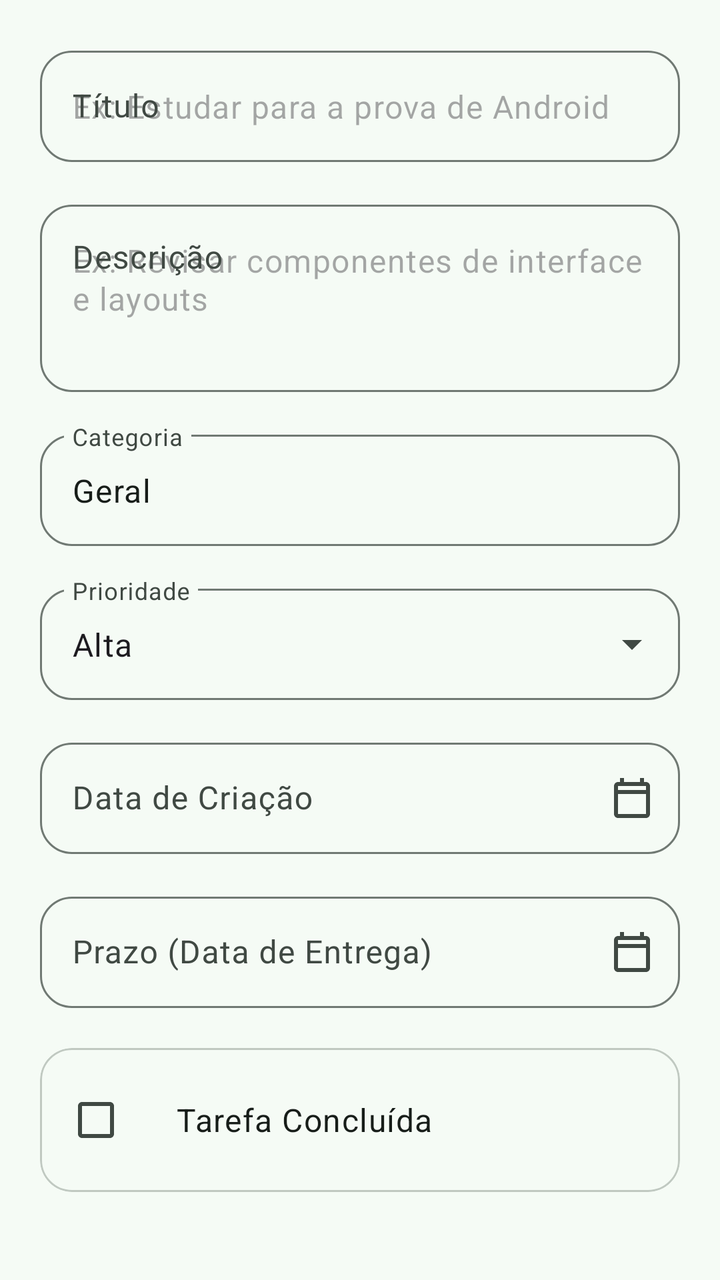
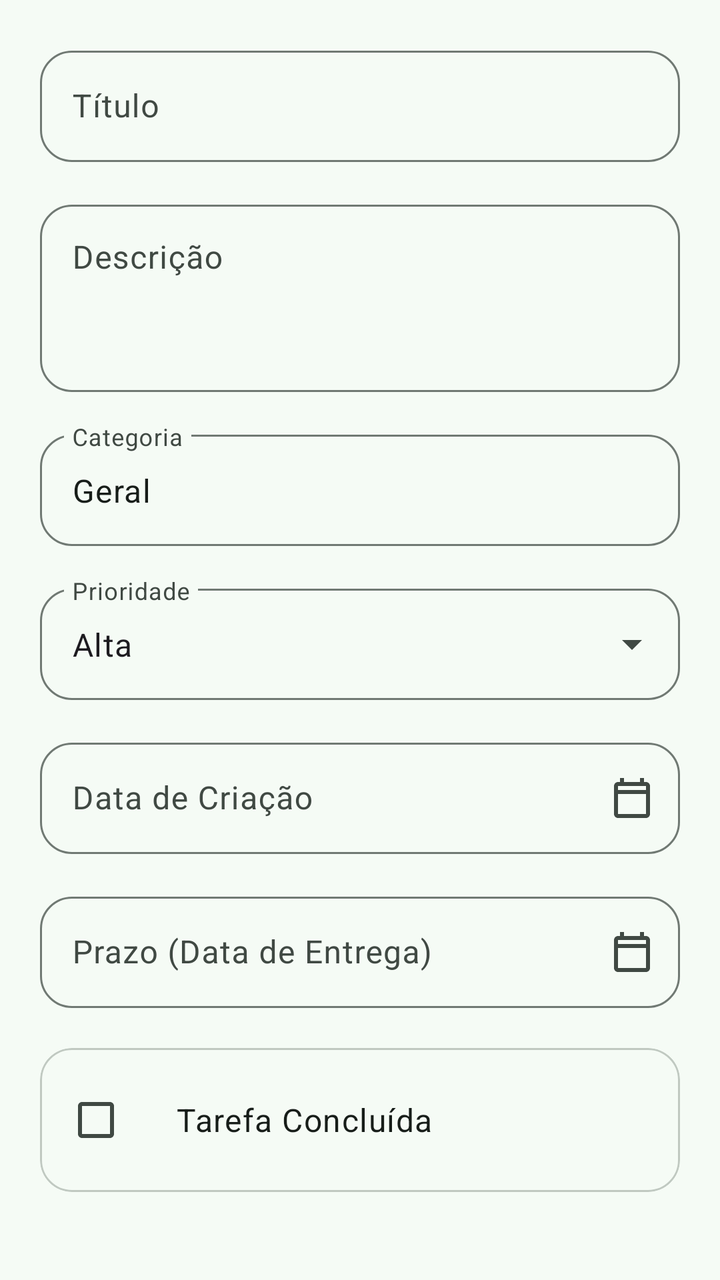

Compare the two renders of this Android layout. The source of the first and the diff that turns it into the second are given below.
<!-- AndroidManifest.xml: application theme Theme.Oficina_Android -->
<!-- res/layout/activity_task_create.xml -->
<?xml version="1.0" encoding="utf-8"?>
<androidx.coordinatorlayout.widget.CoordinatorLayout xmlns:android="http://schemas.android.com/apk/res/android"
    xmlns:app="http://schemas.android.com/apk/res-auto"
    xmlns:tools="http://schemas.android.com/tools"
    android:id="@+id/mainTaskCreate"
    android:layout_width="match_parent"
    android:layout_height="match_parent"
    tools:context=".AddTaskFragment">

    <androidx.core.widget.NestedScrollView
        android:layout_width="match_parent"
        android:layout_height="match_parent"
        android:fillViewport="true">

        <androidx.constraintlayout.widget.ConstraintLayout
            android:layout_width="match_parent"
            android:layout_height="wrap_content"
            android:padding="20dp">

            
            <com.google.android.material.textfield.TextInputLayout
                android:id="@+id/tilTitle"
                style="@style/Widget.Oficina_Android.CampoTexto"
                android:layout_width="0dp"
                android:layout_height="wrap_content"
                android:hint="@string/label_task_title"
                app:layout_constraintEnd_toEndOf="parent"
                app:layout_constraintStart_toStartOf="parent"
                app:layout_constraintTop_toTopOf="parent">

                <com.google.android.material.textfield.TextInputEditText
                    android:id="@+id/etTitle"
                    android:layout_width="match_parent"
                    android:layout_height="wrap_content"
                    android:inputType="textCapSentences"
                    android:hint="@string/hint_task_title" />
            </com.google.android.material.textfield.TextInputLayout>

            
            <com.google.android.material.textfield.TextInputLayout
                android:id="@+id/tilDescription"
                style="@style/Widget.Oficina_Android.CampoTexto"
                android:layout_width="0dp"
                android:layout_height="wrap_content"
                android:layout_marginTop="16dp"
                android:hint="@string/label_task_description"
                app:layout_constraintEnd_toEndOf="parent"
                app:layout_constraintStart_toStartOf="parent"
                app:layout_constraintTop_toBottomOf="@id/tilTitle">

                <com.google.android.material.textfield.TextInputEditText
                    android:id="@+id/etDescription"
                    android:layout_width="match_parent"
                    android:layout_height="wrap_content"
                    android:gravity="top|start"
                    android:inputType="textMultiLine"
                    android:lines="3"
                    android:hint="@string/hint_task_description" />
            </com.google.android.material.textfield.TextInputLayout>

            
            <com.google.android.material.textfield.TextInputLayout
                android:id="@+id/tilCategory"
                style="@style/Widget.Oficina_Android.CampoTexto"
                android:layout_width="0dp"
                android:layout_height="wrap_content"
                android:layout_marginTop="16dp"
                android:hint="@string/label_task_category"
                android:labelFor="@id/etCategory"
                app:layout_constraintEnd_toEndOf="parent"
                app:layout_constraintStart_toStartOf="parent"
                app:layout_constraintTop_toBottomOf="@id/tilDescription">

                <com.google.android.material.textfield.TextInputEditText
                    android:id="@+id/etCategory"
                    android:layout_width="match_parent"
                    android:layout_height="wrap_content"
                    android:inputType="textCapWords"
                    android:text="@string/category_general" />
            </com.google.android.material.textfield.TextInputLayout>

            
            <com.google.android.material.textfield.TextInputLayout
                android:id="@+id/tilPriority"
                style="@style/Widget.Material3.TextInputLayout.OutlinedBox.ExposedDropdownMenu"
                android:layout_width="0dp"
                android:layout_height="wrap_content"
                android:layout_marginTop="16dp"
                android:hint="@string/label_task_priority"
                app:boxCornerRadiusBottomEnd="16dp"
                app:boxCornerRadiusBottomStart="16dp"
                app:boxCornerRadiusTopEnd="16dp"
                app:boxCornerRadiusTopStart="16dp"
                app:layout_constraintEnd_toEndOf="parent"
                app:layout_constraintStart_toStartOf="parent"
                app:layout_constraintTop_toBottomOf="@id/tilCategory">

                <AutoCompleteTextView
                    android:id="@+id/actvPriority"
                    android:layout_width="match_parent"
                    android:layout_height="wrap_content"
                    android:hint="@string/label_task_priority"
                    android:inputType="none"
                    android:text="@string/priority_high" />
            </com.google.android.material.textfield.TextInputLayout>

            
            <com.google.android.material.textfield.TextInputLayout
                android:id="@+id/tilCreationDate"
                style="@style/Widget.Oficina_Android.CampoTexto"
                android:layout_width="0dp"
                android:layout_height="wrap_content"
                android:layout_marginTop="16dp"
                android:hint="@string/label_creation_date"
                android:labelFor="@id/etCreationDate"
                app:endIconDrawable="@drawable/ic_calendar"
                app:endIconMode="custom"
                app:layout_constraintEnd_toEndOf="parent"
                app:layout_constraintStart_toStartOf="parent"
                app:layout_constraintTop_toBottomOf="@id/tilPriority">

                <com.google.android.material.textfield.TextInputEditText
                    android:id="@+id/etCreationDate"
                    android:layout_width="match_parent"
                    android:layout_height="wrap_content"
                    android:clickable="true"
                    android:focusable="true"
                    android:inputType="none" />
            </com.google.android.material.textfield.TextInputLayout>

            
            <com.google.android.material.textfield.TextInputLayout
                android:id="@+id/tilDueDate"
                style="@style/Widget.Oficina_Android.CampoTexto"
                android:layout_width="0dp"
                android:layout_height="wrap_content"
                android:layout_marginTop="16dp"
                android:hint="@string/label_due_date"
                android:labelFor="@id/etDueDate"
                app:endIconDrawable="@drawable/ic_calendar"
                app:endIconMode="custom"
                app:layout_constraintEnd_toEndOf="parent"
                app:layout_constraintStart_toStartOf="parent"
                app:layout_constraintTop_toBottomOf="@id/tilCreationDate">

                <com.google.android.material.textfield.TextInputEditText
                    android:id="@+id/etDueDate"
                    android:layout_width="match_parent"
                    android:layout_height="wrap_content"
                    android:clickable="true"
                    android:focusable="true"
                    android:inputType="none" />
            </com.google.android.material.textfield.TextInputLayout>

            
            <com.google.android.material.card.MaterialCardView
                android:id="@+id/cardCompletion"
                style="@style/Widget.Material3.CardView.Outlined"
                android:layout_width="0dp"
                android:layout_height="wrap_content"
                android:layout_marginTop="20dp"
                app:cardCornerRadius="16dp"
                app:layout_constraintEnd_toEndOf="parent"
                app:layout_constraintStart_toStartOf="parent"
                app:layout_constraintTop_toBottomOf="@id/tilDueDate">

                <LinearLayout
                    android:layout_width="match_parent"
                    android:layout_height="wrap_content"
                    android:gravity="center_vertical"
                    android:orientation="horizontal"
                    android:padding="12dp">

                    <CheckBox
                        android:id="@+id/cbCompleted"
                        android:layout_width="wrap_content"
                        android:layout_height="wrap_content"
                        android:checked="false" />

                    <TextView
                        android:layout_width="wrap_content"
                        android:layout_height="wrap_content"
                        android:layout_marginStart="8dp"
                        android:text="@string/checkbox_completed"
                        android:textAppearance="?attr/textAppearanceBodyLarge"
                        android:textColor="?attr/colorOnSurface" />
                </LinearLayout>
            </com.google.android.material.card.MaterialCardView>

            
            <Button
                android:id="@+id/btnSaveTask"
                style="@style/Widget.Oficina_Android.Botao"
                android:layout_width="0dp"
                android:layout_height="wrap_content"
                android:layout_marginTop="28dp"
                android:text="@string/btn_save_task"
                app:layout_constraintEnd_toEndOf="parent"
                app:layout_constraintStart_toStartOf="parent"
                app:layout_constraintTop_toBottomOf="@id/cardCompletion" />

        </androidx.constraintlayout.widget.ConstraintLayout>
    </androidx.core.widget.NestedScrollView>

</androidx.coordinatorlayout.widget.CoordinatorLayout>
<!-- resources referenced by this layout -->
<resources>
  <string name="btn_save_task">Cadastrar Tarefa</string>
  <string name="category_general">Geral</string>
  <string name="checkbox_completed">Tarefa Concluída</string>
  <string name="hint_task_description">Ex: Revisar componentes de interface e layouts</string>
  <string name="hint_task_title">Ex: Estudar para a prova de Android</string>
  <string name="label_creation_date">Data de Criação</string>
  <string name="label_due_date">Prazo (Data de Entrega)</string>
  <string name="label_task_category">Categoria</string>
  <string name="label_task_description">Descrição</string>
  <string name="label_task_priority">Prioridade</string>
  <string name="label_task_title">Título</string>
  <string name="priority_high">Alta</string>
  <style name="TextAppearance.Oficina_Android.Rotulo" parent="TextAppearance.Material3.LabelLarge">
          <item name="android:fontFamily">@font/poppins_medium</item>
          <item name="fontFamily">@font/poppins_medium</item>
      </style>
  <style name="TextAppearance.Oficina_Android.TituloGrande" parent="TextAppearance.Material3.HeadlineMedium">
          <item name="android:fontFamily">@font/poppins_semibold</item>
          <item name="fontFamily">@font/poppins_semibold</item>
      </style>
  <style name="TextAppearance.Oficina_Android.Titulo" parent="TextAppearance.Material3.HeadlineSmall">
          <item name="android:fontFamily">@font/poppins_semibold</item>
          <item name="fontFamily">@font/poppins_semibold</item>
      </style>
  <style name="TextAppearance.Oficina_Android.Subtitulo" parent="TextAppearance.Material3.TitleMedium">
          <item name="android:fontFamily">@font/poppins_medium</item>
          <item name="fontFamily">@font/poppins_medium</item>
      </style>
  <color name="md_theme_light_primary">#226A4C</color>
  <color name="md_theme_light_on_primary">#FFFFFF</color>
  <color name="md_theme_light_primary_container">#AAF2CB</color>
  <color name="md_theme_light_on_primary_container">#005236</color>
  <color name="md_theme_light_secondary">#4D6357</color>
  <color name="md_theme_light_on_secondary">#FFFFFF</color>
  <color name="md_theme_light_secondary_container">#D0E8D8</color>
  <color name="md_theme_light_on_secondary_container">#364B3F</color>
  <color name="md_theme_light_tertiary">#3D6473</color>
  <color name="md_theme_light_on_tertiary">#FFFFFF</color>
  <color name="md_theme_light_tertiary_container">#C0E9FA</color>
  <color name="md_theme_light_on_tertiary_container">#244C5A</color>
  <color name="md_theme_light_error">#BA1A1A</color>
  <color name="md_theme_light_on_error">#FFFFFF</color>
  <color name="md_theme_light_error_container">#FFDAD6</color>
  <color name="md_theme_light_on_error_container">#93000A</color>
  <color name="md_theme_light_background">#F5FBF5</color>
  <color name="md_theme_light_on_background">#171D19</color>
  <color name="md_theme_light_surface">#F5FBF5</color>
  <color name="md_theme_light_on_surface">#171D19</color>
  <color name="md_theme_light_surface_variant">#DCE5DD</color>
  <color name="md_theme_light_on_surface_variant">#404943</color>
  <color name="md_theme_light_outline">#707973</color>
  <color name="md_theme_light_outline_variant">#C0C9C1</color>
  <color name="md_theme_light_surface_container_lowest">#FFFFFF</color>
  <color name="md_theme_light_surface_container_low">#F0F5EF</color>
  <color name="md_theme_light_surface_container">#EAEFE9</color>
  <color name="md_theme_light_surface_container_high">#E4EAE4</color>
  <color name="md_theme_light_surface_container_highest">#DEE4DE</color>
  <color name="md_theme_light_inverse_surface">#2C322E</color>
  <color name="md_theme_light_inverse_on_surface">#EDF2EC</color>
  <color name="md_theme_light_inverse_primary">#8ED5B0</color>
  <!-- unchanged entries left out for length: 5 -->
</resources>

<!-- the commit's change to res/layout/activity_task_create.xml (unified diff, before → after) -->
@@ -24,6 +24,7 @@
                 android:layout_width="0dp"
                 android:layout_height="wrap_content"
                 android:hint="@string/label_task_title"
+                app:placeholderText="@string/hint_task_title"
                 app:layout_constraintEnd_toEndOf="parent"
                 app:layout_constraintStart_toStartOf="parent"
                 app:layout_constraintTop_toTopOf="parent">
@@ -32,8 +33,7 @@
                     android:id="@+id/etTitle"
                     android:layout_width="match_parent"
                     android:layout_height="wrap_content"
-                    android:inputType="textCapSentences"
-                    android:hint="@string/hint_task_title" />
+                    android:inputType="textCapSentences" />
             </com.google.android.material.textfield.TextInputLayout>
 
             
@@ -44,6 +44,7 @@
                 android:layout_height="wrap_content"
                 android:layout_marginTop="16dp"
                 android:hint="@string/label_task_description"
+                app:placeholderText="@string/hint_task_description"
                 app:layout_constraintEnd_toEndOf="parent"
                 app:layout_constraintStart_toStartOf="parent"
                 app:layout_constraintTop_toBottomOf="@id/tilTitle">
@@ -54,8 +55,7 @@
                     android:layout_height="wrap_content"
                     android:gravity="top|start"
                     android:inputType="textMultiLine"
-                    android:lines="3"
-                    android:hint="@string/hint_task_description" />
+                    android:lines="3" />
             </com.google.android.material.textfield.TextInputLayout>
 
             
@@ -95,7 +95,7 @@
                 app:layout_constraintStart_toStartOf="parent"
                 app:layout_constraintTop_toBottomOf="@id/tilCategory">
 
-                <AutoCompleteTextView
+                <com.google.android.material.textfield.MaterialAutoCompleteTextView
                     android:id="@+id/actvPriority"
                     android:layout_width="match_parent"
                     android:layout_height="wrap_content"
@@ -125,7 +125,7 @@
                     android:layout_height="wrap_content"
                     android:clickable="true"
                     android:focusable="true"
-                    android:inputType="none" />
+                    android:inputType="number" />
             </com.google.android.material.textfield.TextInputLayout>
 
             
@@ -149,7 +149,7 @@
                     android:layout_height="wrap_content"
                     android:clickable="true"
                     android:focusable="true"
-                    android:inputType="none" />
+                    android:inputType="number" />
             </com.google.android.material.textfield.TextInputLayout>
 
             
